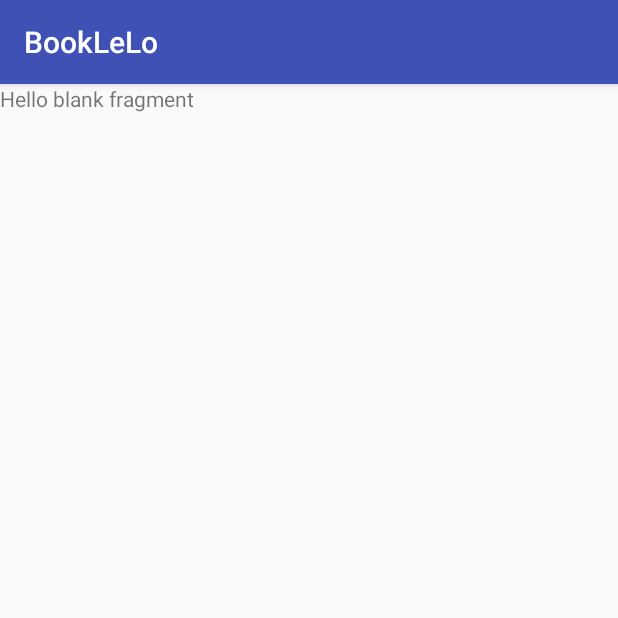
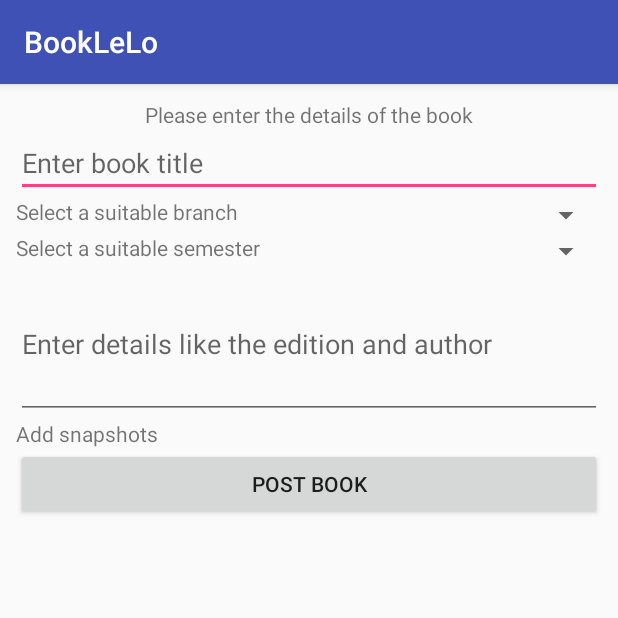
Before and after one commit to akritikts/BookLeLo, an Android app: the fragment PostABook shown on its own in the app's theme, on a phone screen of 412 x 824 dp, the top half of it. Run offline under Robolectric (Android 15) with nearby library versions, the phone set to English and light mode, and no system bars.

```diff
--- a/app/src/main/java/in/silive/booklelo/Fragments/PostABook.java
+++ b/app/src/main/java/in/silive/booklelo/Fragments/PostABook.java
@@ -2,17 +2,30 @@ package in.silive.booklelo.Fragments;
 
 
 import android.os.Bundle;
+import android.support.design.widget.Snackbar;
 import android.support.v4.app.Fragment;
 import android.view.LayoutInflater;
 import android.view.View;
 import android.view.ViewGroup;
+import android.widget.Button;
+import android.widget.EditText;
+import android.widget.LinearLayout;
+import android.widget.Spinner;
 
+import org.json.JSONObject;
+
+import in.silive.booklelo.Network.CheckConnectivity;
 import in.silive.booklelo.R;
 
 /**
  * A simple {@link Fragment} subclass.
  */
 public class PostABook extends Fragment {
+    //UI Elements
+    LinearLayout post_a_book;
+    EditText book_title,book_details;
+    Spinner book_branch,book_sem;
+    Button post_book;
 
 
     public PostABook() {
@@ -24,7 +37,43 @@ public class PostABook extends Fragment {
     public View onCreateView(LayoutInflater inflater, ViewGroup container,
                              Bundle savedInstanceState) {
         // Inflate the layout for this fragment
-        return inflater.inflate(R.layout.fragment_post_abook, container, false);
+        View pview = inflater.inflate(R.layout.fragment_post_abook, container, false);
+        post_a_book = (LinearLayout)pview.findViewById(R.id.post_a_book);
+        book_title = (EditText)pview.findViewById(R.id.book_title);
+        book_details = (EditText)pview.findViewById(R.id.book_details);
+        book_branch = (Spinner)pview.findViewById(R.id.book_branch);
+        book_sem = (Spinner)pview.findViewById(R.id.book_sem);
+        post_book = (Button)pview.findViewById(R.id.post_book);
+        post_book.setOnClickListener(new View.OnClickListener() {
+            @Override
+            public void onClick(View view) {
+                CheckConnectivity checkConnectivity = new CheckConnectivity();
+                if (checkConnectivity.isNetConnected(getContext())){
+                    getBookData();
+                }
+                else {
+                    Snackbar snackbar = Snackbar
+                            .make(post_a_book, "No internet connection!", Snackbar.LENGTH_SHORT);
+                    snackbar.show();
+                }
+
+
+            }
+        });
+        return pview;
+    }
+    public void getBookData(){
+        JSONObject bookData = new JSONObject();
+        try {
+            bookData.put("BOOKTITLE",book_title.getText().toString());
+            bookData.put("BOOKBRANCH",book_branch.getSelectedItemPosition()+1);
+            bookData.put("BOOKSEM",book_sem.getSelectedItemPosition()+1);
+            bookData.put("BOOKDETAILS",book_details.getText().toString());
+        }
+        catch (Exception e){
+
+        }
+
     }
 
 }
--- a/app/src/main/res/layout/fragment_post_abook.xml
+++ b/app/src/main/res/layout/fragment_post_abook.xml
@@ -1,13 +1,84 @@
-<FrameLayout xmlns:android="http://schemas.android.com/apk/res/android"
+<LinearLayout xmlns:android="http://schemas.android.com/apk/res/android"
     xmlns:tools="http://schemas.android.com/tools"
     android:layout_width="match_parent"
     android:layout_height="match_parent"
+    android:layout_margin="5dp"
+    android:orientation="vertical"
+    android:padding="5dp"
+    android:id="@+id/post_a_book"
     tools:context="in.silive.booklelo.Fragments.PostABook">
 
     <!-- TODO: Update blank fragment layout -->
     <TextView
         android:layout_width="match_parent"
-        android:layout_height="match_parent"
-        android:text="@string/hello_blank_fragment" />
+        android:layout_height="wrap_content"
+        android:layout_gravity="center"
+        android:gravity="center"
+        android:text="Please enter the details of the book" />
 
-</FrameLayout>
+    <android.support.design.widget.TextInputEditText
+        android:id="@+id/book_title"
+        android:layout_width="match_parent"
+        android:layout_height="wrap_content"
+        android:hint="Enter book title "
+        android:inputType="text" />
+
+    <LinearLayout
+        android:layout_width="match_parent"
+        android:layout_height="wrap_content"
+        android:orientation="horizontal">
+
+        <TextView
+            android:layout_width="match_parent"
+            android:layout_height="wrap_content"
+            android:layout_weight="1"
+            android:text="Select a suitable branch" />
+
+        <Spinner
+            android:id="@+id/book_branch"
+            android:layout_width="match_parent"
+            android:layout_height="wrap_content"
+            android:layout_weight="1">
+
+        </Spinner>
+    </LinearLayout>
+
+    <LinearLayout
+        android:layout_width="match_parent"
+        android:layout_height="wrap_content"
+        android:orientation="horizontal">
+
+        <TextView
+            android:layout_width="match_parent"
+            android:layout_height="wrap_content"
+            android:layout_weight="1"
+            android:text="Select a suitable semester" />
+
+        <Spinner
+            android:id="@+id/book_sem"
+            android:layout_width="match_parent"
+            android:layout_height="wrap_content"
+            android:layout_weight="1">
+
+        </Spinner>
+    </LinearLayout>
+
+    <android.support.design.widget.TextInputEditText
+        android:id="@+id/book_details"
+        android:layout_width="match_parent"
+        android:layout_height="100dp"
+        android:hint="Enter details like the edition and author "
+        android:inputType="text" />
+
+    <TextView
+        android:layout_width="match_parent"
+        android:layout_height="wrap_content"
+        android:text="Add snapshots " />
+    <Button
+        android:layout_width="match_parent"
+        android:layout_height="wrap_content"
+        android:text="Post Book"
+        android:id="@+id/post_book"/>
+
+
+</LinearLayout>
```
Also changed, not shown: app/src/main/java/in/silive/booklelo/Models/BookModel.java (added, +103 -0 lines), app/src/main/java/in/silive/booklelo/Network/BookLeLo.java (added, +9 -0 lines), app/src/main/java/in/silive/booklelo/Network/CheckConnectivity.java (added, +20 -0 lines), app/src/main/java/in/silive/booklelo/Network/RoboRetroSpiceRequest.java (added, +20 -0 lines), app/src/main/java/in/silive/booklelo/Network/RoboRetrofitService.java (added, +21 -0 lines), app/src/main/java/in/silive/booklelo/Services/MarshmallowPermissions.java (added, +54 -0 lines), app/src/main/java/in/silive/booklelo/Utils/BookDatabase.java (added, +15 -0 lines), app/src/main/java/in/silive/booklelo/Utils/Config.java (added, +8 -0 lines), app/src/main/java/in/silive/booklelo/Utils/PaperDatabaseModel.java (added, +32 -0 lines).
